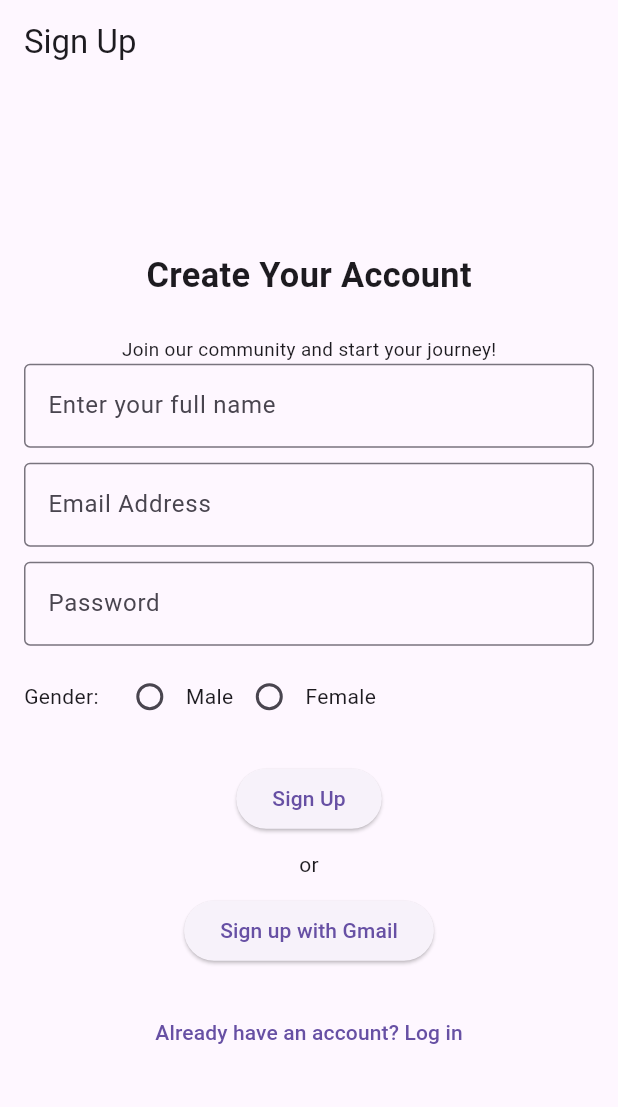
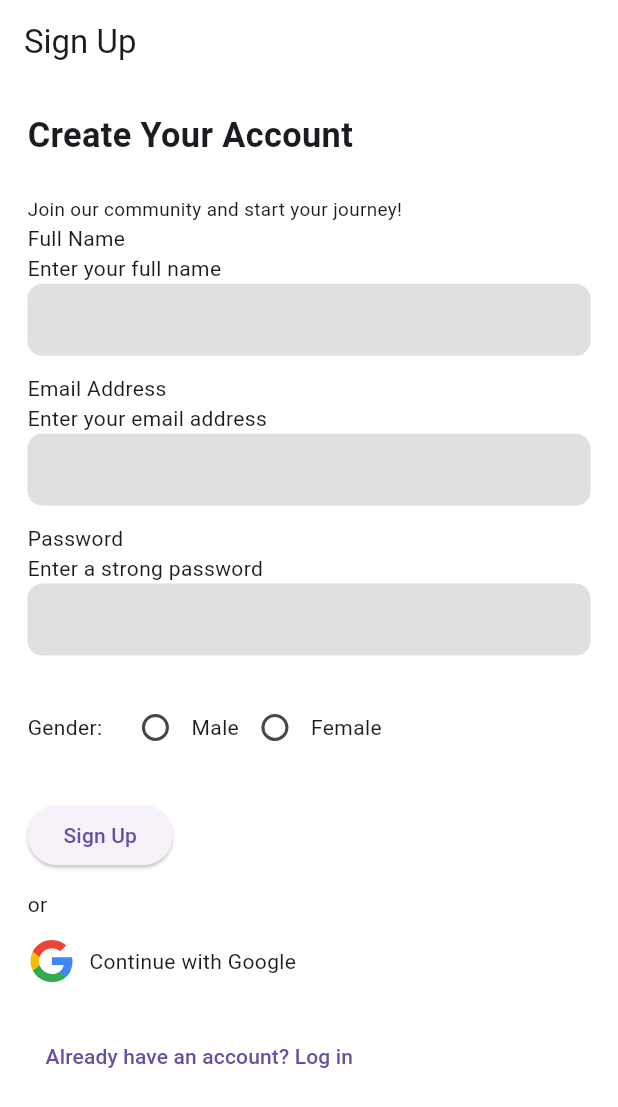
Before and after one commit to Momen-Yosri/yalla-dahab, a Flutter app: the screen it shows after launch, on a phone screen of 412 x 824 dp. Shown: the top 1107 px of the screen. Run offline on Flutter 3.47's test engine with Material 3 defaults, Android fonts, the phone set to English and light mode, and no system bars; our stand-ins replace flutter_screenutil, flutter_svg.

Commit message:
Add screen util support and refactor login screen with custom text fields

```diff
--- a/lib/main.dart
+++ b/lib/main.dart
@@ -1,4 +1,5 @@
 import 'package:flutter/material.dart';
+import 'package:flutter_screenutil/flutter_screenutil.dart';
 import 'package:yalla_dahab/views/authentication/login/login_screen.dart';
 
 void main() {
@@ -11,8 +12,25 @@ class MyApp extends StatelessWidget {
   // This widget is the root of your application.
   @override
   Widget build(BuildContext context) {
-    return MaterialApp(
+    return ScreenUtilInit(
+      designSize: const Size(360, 690),
+      minTextAdapt: true,
+      splitScreenMode: true,
+      // Use builder only if you need to use library outside ScreenUtilInit context
+      builder: (_ , child) {
+        return  MaterialApp(
+
+          debugShowCheckedModeBanner: false,
       title: 'Flutter Demo',
       home: LoginScreen(),
-        );}
-}
+      theme: ThemeData(
+        scaffoldBackgroundColor: Colors.white,
+        appBarTheme: AppBarTheme(
+          backgroundColor: Colors.white,
+          elevation: 0,
+          iconTheme: IconThemeData(color: Colors.black),
+        ),
+
+      ),
+        );});
+}}
--- a/lib/views/authentication/login/login_screen.dart
+++ b/lib/views/authentication/login/login_screen.dart
@@ -1,7 +1,11 @@
 import 'package:flutter/material.dart';
 import 'package:flutter_screenutil/flutter_screenutil.dart';
+import 'package:flutter_svg/flutter_svg.dart';
+
+import '../widgets/custom_text_field.dart';
 
 class LoginScreen extends StatelessWidget {
+   const LoginScreen({super.key});
   @override
   Widget build(BuildContext context) {
     return Scaffold(
@@ -9,9 +13,9 @@ class LoginScreen extends StatelessWidget {
         title: Text('Sign Up'),
       ),
       body: Padding(
-        padding: const EdgeInsets.all(16.0),
+        padding:  REdgeInsets.all(16.0),
         child: Column(
-          mainAxisAlignment: MainAxisAlignment.center,
+          crossAxisAlignment: CrossAxisAlignment.start,
           children: <Widget>[
             Text(
               'Create Your Account',
@@ -22,55 +26,46 @@ class LoginScreen extends StatelessWidget {
               'Join our community and start your journey!',
               style: TextStyle(fontSize: 11.sp, fontWeight: FontWeight.normal),
             ),
-            TextField(
-              decoration: InputDecoration(
-                labelText: 'Enter your full name',
-                border: OutlineInputBorder(),
-              ),
-            ),
-            SizedBox(height: 10),
-            TextField(
-              decoration: InputDecoration(
-                labelText: 'Email Address',
-                border: OutlineInputBorder(),
-              ),
-            ),
-            SizedBox(height: 10),
-            TextField(
-              obscureText: true,
-              decoration: InputDecoration(
-                labelText: 'Password',
-                border: OutlineInputBorder(),
-              ),
-            ),
-            SizedBox(height: 10),
+          CustomTextField(title: 'Full Name', labelText: 'Enter your full name'),
+            SizedBox(height: 10.h),
+          CustomTextField(title: 'Email Address', labelText: 'Enter your email address'),
+            SizedBox(height: 10.h),
+          CustomTextField(title: 'Password', labelText: 'Enter a strong password'),
+            SizedBox(height: 10.h ),
+
+            SizedBox(height: 10.h),
             Row(
               children: <Widget>[
                 Text('Gender:'),
-                SizedBox(width: 10),
+                SizedBox(width: 10.w),
                 Radio(value: 'Male', groupValue: 'Gender', onChanged: (value) {}),
                 Text('Male'),
                 Radio(value: 'Female', groupValue: 'Gender', onChanged: (value) {}),
                 Text('Female'),
               ],
             ),
-            SizedBox(height: 20),
+            SizedBox(height: 20.h),
             ElevatedButton(
               onPressed: () {
                 // Handle sign up logic
               },
               child: Text('Sign Up'),
             ),
-            SizedBox(height: 10),
+            SizedBox(height: 10.h),
             Text('or'),
-            SizedBox(height: 10),
-            ElevatedButton(
-              onPressed: () {
+            SizedBox(height: 10.h),
+            InkWell(
+              onTap: () {
                 // Handle Google sign up logic
               },
-              child: Text('Sign up with Gmail'),
+              child: Row(
+                children: [ SvgPicture.asset('assets/svg/google.svg'),
+                SizedBox(width: 8.w),
+                  Text('Continue with Google'),
+                ],
+              ),
             ),
-            SizedBox(height: 20),
+            SizedBox(height: 20.h),
             TextButton(
               onPressed: () {
                 // Navigate to login screen
--- /dev/null
+++ b/lib/views/authentication/register/register_screen.dart
@@ -0,0 +1,10 @@
+import 'package:flutter/material.dart';
+
+class RegisterScreen extends StatelessWidget {
+  const RegisterScreen({super.key});
+
+  @override
+  Widget build(BuildContext context) {
+    return const Placeholder();
+  }
+}
--- /dev/null
+++ b/lib/views/authentication/widgets/custom_text_field.dart
@@ -0,0 +1,37 @@
+import 'package:flutter/material.dart';
+
+class CustomTextField extends StatelessWidget {
+  final String title;
+  final String labelText;
+  const CustomTextField(
+      {super.key, required this.title, required this.labelText});
+
+  @override
+  Widget build(BuildContext context) {
+    return Column(
+      crossAxisAlignment: CrossAxisAlignment.start,
+      children: [
+        Text(title),
+        Text(labelText),
+TextField(
+  decoration: InputDecoration(
+    filled: true,
+    fillColor: Colors.grey[300], // Light grey background
+    border: OutlineInputBorder(
+      borderRadius: BorderRadius.circular(10.0), // Rounded corners
+      borderSide: BorderSide.none, // Removes the default border
+    ),
+    enabledBorder: OutlineInputBorder(
+      borderRadius: BorderRadius.circular(10.0),
+      borderSide: BorderSide.none,
+    ),
+    focusedBorder: OutlineInputBorder(
+      borderRadius: BorderRadius.circular(10.0),
+      borderSide: BorderSide.none,
+    ),
+    contentPadding: EdgeInsets.symmetric(horizontal: 16.0, vertical: 12.0),
+  ),
+)      ],
+    );
+  }
+}
```
Also changed, not shown: pubspec.yaml (+4 -3 lines), assets/svg/google.svg (added), pubspec.lock.
